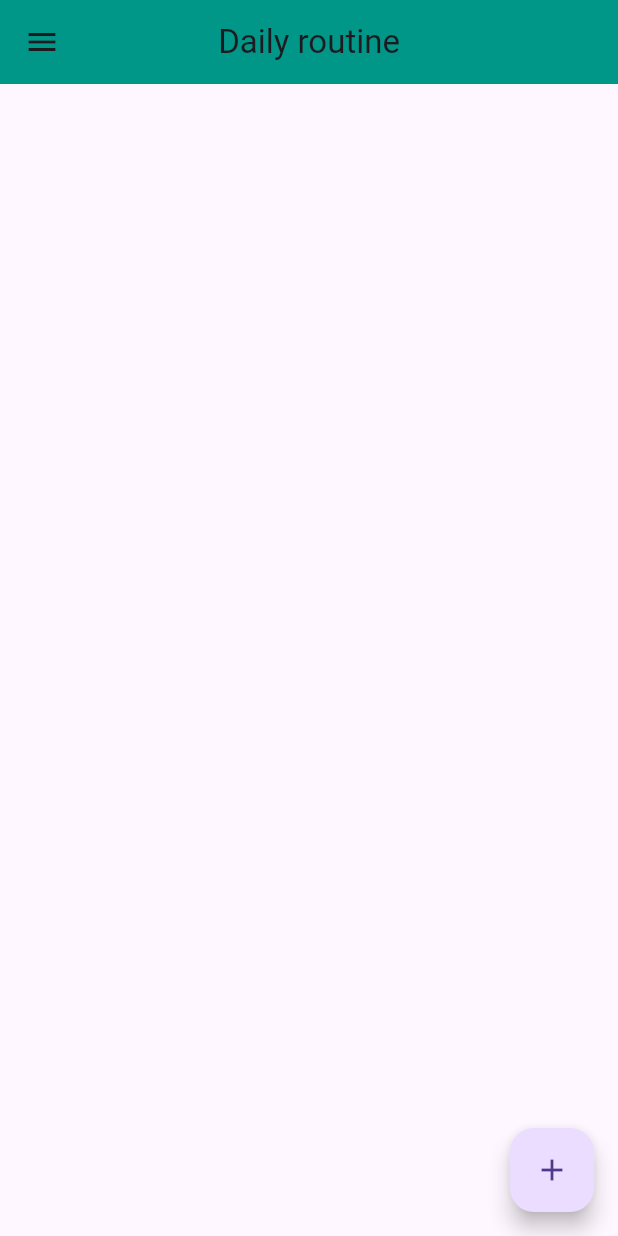
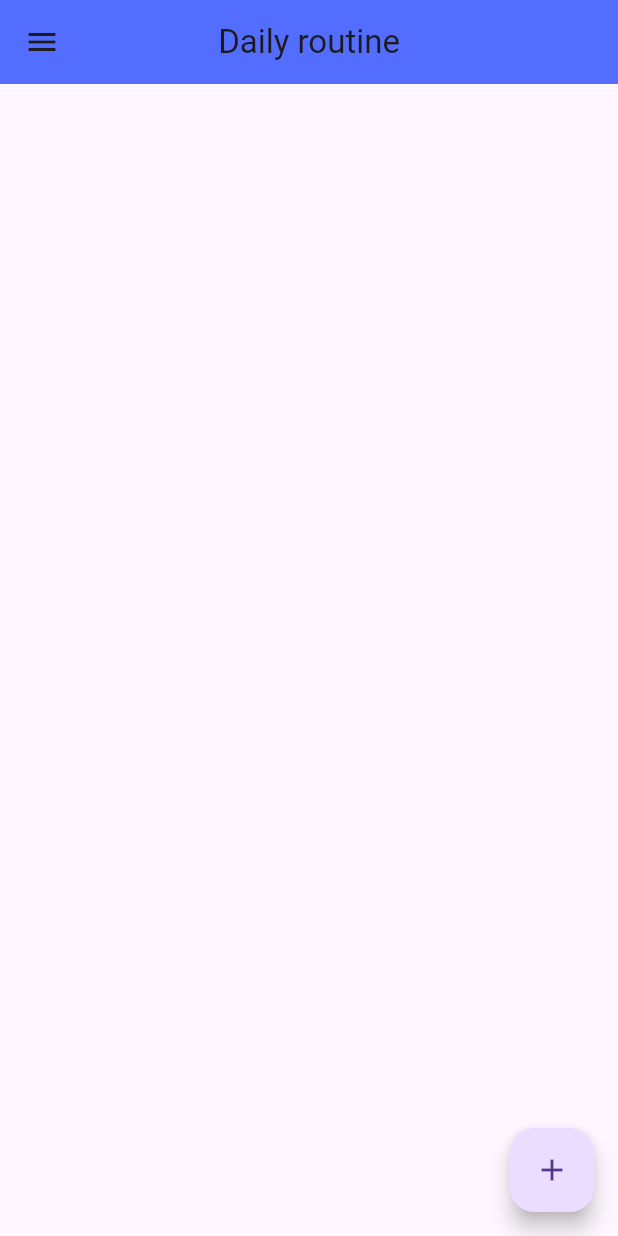
Before and after one commit to MIR-RIAZUL/to_do, a Flutter app: the screen it shows after launch, on a phone screen of 412 x 824 dp. Run offline on Flutter 3.47's test engine with Material 3 defaults, Android fonts, the phone set to English and light mode, and no system bars.

Commit message:
update of drawer

```diff
--- a/lib/HomeScreen.dart
+++ b/lib/HomeScreen.dart
@@ -17,8 +17,8 @@ class _Home_ScreenState extends State<Home_Screen> {
   Widget build(BuildContext context) {
     return  Scaffold(
       appBar: AppBar(
-        backgroundColor: Colors.teal,
-        centerTitle: true,
+        backgroundColor: Colors.indigoAccent,
+        centerTitle: true ,
         title: Text("Daily routine"),
       ),
       drawer: Drawer(
@@ -32,16 +32,29 @@ class _Home_ScreenState extends State<Home_Screen> {
               child: Column(
                 children: [
                   CircleAvatar(
+
                     radius: 50,
                     backgroundImage:
                       NetworkImage("https://i.pinimg.com/736x/60/f4/b5/60f4b5e836bf321a018c70497fb355e1.jpg"),
 
+                  ),
+                  Column(
+
+                    children: [
+                      Row(
+                        children: [
+                          Text("RIAZUL"),
+                        ],
+                      ),
+                    ],
                   )
+
                 ],
-              )
+
 
             )
 
+            )
 
           ]
 
```
